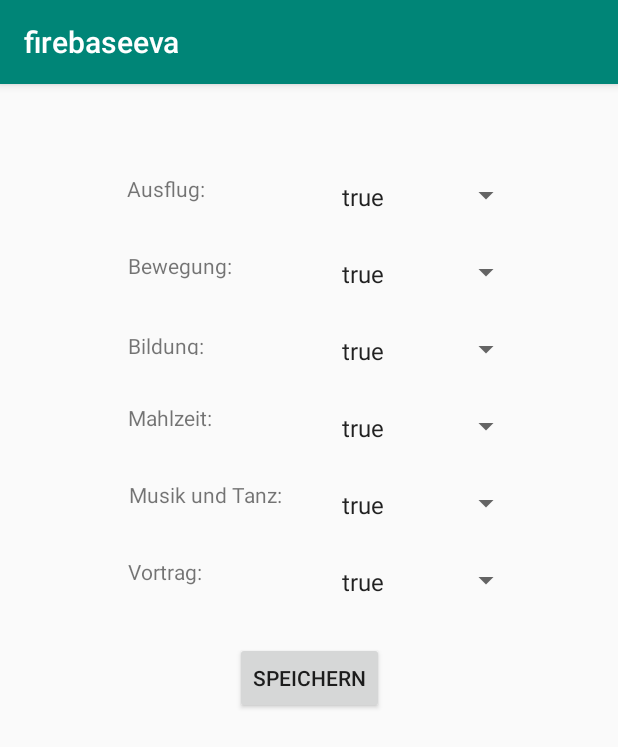
After one commit to sbecirovic-tgm/FirebaseEvaluation, an Android app: the Interessen screen opened directly, with no data from a screen before it, on a phone screen of 412 x 824 dp. The commit adds this screen. Shown: the top 747 px of the screen. Run offline under Robolectric (Android 15) with nearby library versions, the phone set to English and light mode, and no system bars; our stand-ins replace Firebase (no records; nobody signed in at launch, a user with empty details on screens opened directly).

Commit message:
Anmelden und Registrieren funktioniert Interessen in der DB speichern geht noch nicht

```diff
--- a/app/src/main/AndroidManifest.xml
+++ b/app/src/main/AndroidManifest.xml
@@ -9,7 +9,10 @@
         android:roundIcon="@mipmap/ic_launcher_round"
         android:supportsRtl="true"
         android:theme="@style/AppTheme">
-        <activity android:name=".AccountActivity"></activity>
+        <activity android:name=".Interessen"></activity>
+        <activity android:name=".RegisterActivity" />
+        <activity android:name=".AnmeldeActivity" />
+        <activity android:name=".AccountActivity" />
         <activity android:name=".MainActivity">
             <intent-filter>
                 <action android:name="android.intent.action.MAIN" />
--- /dev/null
+++ b/app/src/main/java/com/example/firebaseeva/Interessen.java
@@ -0,0 +1,122 @@
+package com.example.firebaseeva;
+
+import androidx.appcompat.app.AppCompatActivity;
+
+import android.content.Intent;
+import android.os.Bundle;
+import android.util.Log;
+import android.view.View;
+import android.widget.ArrayAdapter;
+import android.widget.Button;
+import android.widget.Spinner;
+import android.widget.Toast;
+
+import com.google.android.gms.tasks.OnSuccessListener;
+import com.google.firebase.auth.FirebaseAuth;
+import com.google.firebase.auth.FirebaseUser;
+import com.google.firebase.firestore.FirebaseFirestore;
+
+import java.util.ArrayList;
+import java.util.HashMap;
+import java.util.List;
+import java.util.Map;
+
+public class Interessen extends AppCompatActivity {
+
+    Button speichern;
+    Spinner mahlzeit, vortrag, ausflug, bewegung, bildung, musikTanz;
+    FirebaseFirestore db;
+    Map<String, Boolean> interresen;
+    List<Spinner> spinnerList;
+    FirebaseUser user;
+
+    @Override
+    protected void onCreate(Bundle savedInstanceState) {
+        super.onCreate(savedInstanceState);
+        setContentView(R.layout.activity_interessen);
+
+        db = FirebaseFirestore.getInstance();
+        interresen = new HashMap<>();
+        spinnerList = new ArrayList<>();
+        setUpSpinner();
+
+        speichern = (Button) findViewById(R.id.speichernBtn);
+        speichern.setOnClickListener(new View.OnClickListener() {
+            @Override
+            public void onClick(View view) {
+                speichern();
+            }
+        });
+    }
+
+    public void setUpSpinner() {
+        mahlzeit = (Spinner) findViewById(R.id.mahlzeitSpinner);
+        vortrag = (Spinner) findViewById(R.id.vortragSpinner);
+        ausflug = (Spinner) findViewById(R.id.ausflugSpinner);
+        bewegung = (Spinner) findViewById(R.id.bewegungSpinner);
+        bildung = (Spinner) findViewById(R.id.bildungSpinner);
+        musikTanz = (Spinner) findViewById(R.id.musikTanzSpinner);
+
+        String[] items = {"true", "false"};
+        ArrayAdapter<String> adapter = new ArrayAdapter<>(this,android.R.layout.simple_spinner_item,items);
+        adapter.setDropDownViewResource(android.R.layout.simple_spinner_item);
+        mahlzeit.setAdapter(adapter);
+        vortrag.setAdapter(adapter);
+        ausflug.setAdapter(adapter);
+        bewegung.setAdapter(adapter);
+        bildung.setAdapter(adapter);
+        musikTanz.setAdapter(adapter);
+        spinnerList.add(mahlzeit);
+        spinnerList.add(vortrag);
+        spinnerList.add(ausflug);
+        spinnerList.add(bewegung);
+        spinnerList.add(bildung);
+        spinnerList.add(musikTanz);
+
+        user = FirebaseAuth.getInstance().getCurrentUser();
+    }
+
+    public void speichern() {
+        for(Spinner spinner : spinnerList) {
+            if ("true".equals(spinner.getSelectedItem())) {
+                switch (spinner.getId()) {
+                    case R.id.mahlzeitSpinner:
+                        interresen.put("mahlzeit", true);;
+                    case R.id.vortragSpinner:
+                        interresen.put("mahlzeit", true);
+                    case R.id.ausflugSpinner:
+                        interresen.put("mahlzeit", true);
+                    case R.id.bewegungSpinner:
+                        interresen.put("mahlzeit", true);
+                    case R.id.bildungSpinner:
+                        interresen.put("mahlzeit", true);
+                    case R.id.musikTanzSpinner:
+                        interresen.put("mahlzeit", true);
+                }
+            }else if ("false".equals(spinner.getSelectedItem())) {
+                switch (spinner.getId()) {
+                    case R.id.mahlzeitSpinner:
+                        interresen.put("mahlzeit", false);
+                    case R.id.vortragSpinner:
+                        interresen.put("mahlzeit", false);
+                    case R.id.ausflugSpinner:
+                        interresen.put("mahlzeit", false);
+                    case R.id.bewegungSpinner:
+                        interresen.put("mahlzeit", false);
+                    case R.id.bildungSpinner:
+                        interresen.put("mahlzeit", false);
+                    case R.id.musikTanzSpinner:
+                        interresen.put("mahlzeit", false);
+                }
+            }
+        }
+
+        db.collection("Profil").add(user);
+        db.collection("Profil").document(user.toString()).set(interresen).addOnSuccessListener(new OnSuccessListener<Void>() {
+            @Override
+            public void onSuccess(Void aVoid) {
+                startActivity(new Intent(Interessen.this, AccountActivity.class));
+            }
+        });
+    }
+}
--- /dev/null
+++ b/app/src/main/res/layout/activity_interessen.xml
@@ -0,0 +1,138 @@
+<?xml version="1.0" encoding="utf-8"?>
+<androidx.constraintlayout.widget.ConstraintLayout xmlns:android="http://schemas.android.com/apk/res/android"
+    xmlns:app="http://schemas.android.com/apk/res-auto"
+    xmlns:tools="http://schemas.android.com/tools"
+    android:layout_width="match_parent"
+    android:layout_height="match_parent"
+    tools:context=".Interessen">
+
+    <Spinner
+        android:id="@+id/ausflugSpinner"
+        android:layout_width="128dp"
+        android:layout_height="19dp"
+        android:layout_marginTop="64dp"
+        android:layout_marginEnd="64dp"
+        app:layout_constraintEnd_toEndOf="parent"
+        app:layout_constraintTop_toTopOf="parent" />
+
+    <TextView
+        android:id="@+id/ausflugTextView"
+        android:layout_width="wrap_content"
+        android:layout_height="wrap_content"
+        android:layout_marginTop="60dp"
+        android:text="Ausflug:"
+        app:layout_constraintEnd_toStartOf="@+id/ausflugSpinner"
+        app:layout_constraintHorizontal_bias="0.505"
+        app:layout_constraintStart_toStartOf="parent"
+        app:layout_constraintTop_toTopOf="parent" />
+
+    <TextView
+        android:id="@+id/bewegungTextView"
+        android:layout_width="wrap_content"
+        android:layout_height="21dp"
+        android:layout_marginTop="32dp"
+        android:text="Bewegung:"
+        app:layout_constraintEnd_toStartOf="@+id/bewegungSpinner"
+        app:layout_constraintHorizontal_bias="0.566"
+        app:layout_constraintStart_toStartOf="parent"
+        app:layout_constraintTop_toBottomOf="@+id/ausflugTextView" />
+
+    <TextView
+        android:id="@+id/bildungTextView"
+        android:layout_width="60dp"
+        android:layout_height="16dp"
+        android:layout_marginTop="32dp"
+        android:text="Bildung:"
+        app:layout_constraintEnd_toStartOf="@+id/bildungSpinner"
+        app:layout_constraintHorizontal_bias="0.534"
+        app:layout_constraintStart_toStartOf="parent"
+        app:layout_constraintTop_toBottomOf="@+id/bewegungTextView" />
+
+    <TextView
+        android:id="@+id/mahlzeitzTextView"
+        android:layout_width="61dp"
+        android:layout_height="wrap_content"
+        android:layout_marginTop="32dp"
+        android:text="Mahlzeit: "
+        app:layout_constraintEnd_toStartOf="@+id/mahlzeitSpinner"
+        app:layout_constraintHorizontal_bias="0.537"
+        app:layout_constraintStart_toStartOf="parent"
+        app:layout_constraintTop_toBottomOf="@+id/bildungTextView" />
+
+    <TextView
+        android:id="@+id/vortragTextView"
+        android:layout_width="51dp"
+        android:layout_height="wrap_content"
+        android:layout_marginTop="32dp"
+        android:text="Vortrag:"
+        app:layout_constraintEnd_toStartOf="@+id/vortragSpinner"
+        app:layout_constraintHorizontal_bias="0.505"
+        app:layout_constraintStart_toStartOf="parent"
+        app:layout_constraintTop_toBottomOf="@+id/musikTanzTextView" />
+
+    <TextView
+        android:id="@+id/musikTanzTextView"
+        android:layout_width="102dp"
+        android:layout_height="wrap_content"
+        android:layout_marginTop="32dp"
+        android:text="Musik und Tanz:"
+        app:layout_constraintEnd_toStartOf="@+id/musikTanzSpinner"
+        app:layout_constraintHorizontal_bias="0.726"
+        app:layout_constraintStart_toStartOf="parent"
+        app:layout_constraintTop_toBottomOf="@+id/mahlzeitzTextView" />
+
+    <Spinner
+        android:id="@+id/bewegungSpinner"
+        android:layout_width="128dp"
+        android:layout_height="19dp"
+        android:layout_marginTop="32dp"
+        android:layout_marginEnd="64dp"
+        app:layout_constraintEnd_toEndOf="parent"
+        app:layout_constraintTop_toBottomOf="@+id/ausflugSpinner" />
+
+    <Spinner
+        android:id="@+id/bildungSpinner"
+        android:layout_width="128dp"
+        android:layout_height="19dp"
+        android:layout_marginTop="32dp"
+        android:layout_marginEnd="64dp"
+        app:layout_constraintEnd_toEndOf="parent"
+        app:layout_constraintTop_toBottomOf="@+id/bewegungSpinner" />
+
+    <Spinner
+        android:id="@+id/mahlzeitSpinner"
+        android:layout_width="128dp"
+        android:layout_height="19dp"
+        android:layout_marginTop="32dp"
+        android:layout_marginEnd="64dp"
+        app:layout_constraintEnd_toEndOf="parent"
+        app:layout_constraintTop_toBottomOf="@+id/bildungSpinner" />
+
+    <Spinner
+        android:id="@+id/musikTanzSpinner"
+        android:layout_width="128dp"
+        android:layout_height="19dp"
+        android:layout_marginTop="32dp"
+        android:layout_marginEnd="64dp"
+        app:layout_constraintEnd_toEndOf="parent"
+        app:layout_constraintTop_toBottomOf="@+id/mahlzeitSpinner" />
+
+    <Spinner
+        android:id="@+id/vortragSpinner"
+        android:layout_width="128dp"
+        android:layout_height="19dp"
+        android:layout_marginTop="32dp"
+        android:layout_marginEnd="64dp"
+        app:layout_constraintEnd_toEndOf="parent"
+        app:layout_constraintTop_toBottomOf="@+id/musikTanzSpinner" />
+
+    <Button
+        android:id="@+id/speichernBtn"
+        android:layout_width="wrap_content"
+        android:layout_height="wrap_content"
+        android:layout_marginTop="32dp"
+        android:text="Speichern"
+        app:layout_constraintEnd_toEndOf="parent"
+        app:layout_constraintStart_toStartOf="parent"
+        app:layout_constraintTop_toBottomOf="@+id/vortragSpinner" />
+</androidx.constraintlayout.widget.ConstraintLayout>
--- a/build.gradle
+++ b/build.gradle
@@ -7,7 +7,7 @@ buildscript {
         google()  // Google's Maven repository
     }
     dependencies {
-        classpath 'com.android.tools.build:gradle:3.5.1'
+        classpath 'com.android.tools.build:gradle:3.5.2'
         classpath 'com.google.gms:google-services:4.2.0'
         // NOTE: Do not place your application dependencies here; they belong
         // in the individual module build.gradle files
```
Also changed, not shown: app/src/main/java/com/example/firebaseeva/AccountActivity.java (+7 -0 lines), app/src/main/java/com/example/firebaseeva/AnmeldeActivity.java (added, +87 -0 lines), app/src/main/java/com/example/firebaseeva/MainActivity.java (+8 -97 lines), app/src/main/java/com/example/firebaseeva/RegisterActivity.java (added, +95 -0 lines), app/src/main/res/layout/activity_anmelde.xml (added, +46 -0 lines), app/src/main/res/layout/activity_main.xml (+12 -43 lines), app/src/main/res/layout/activity_register.xml (added, +77 -0 lines).
